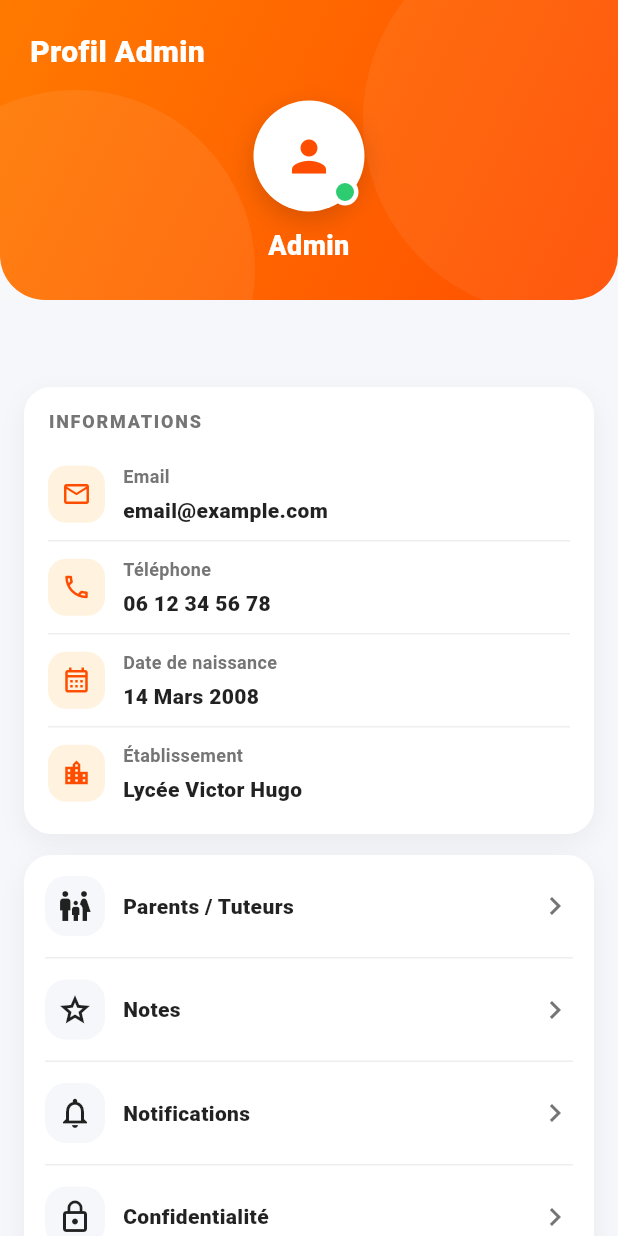
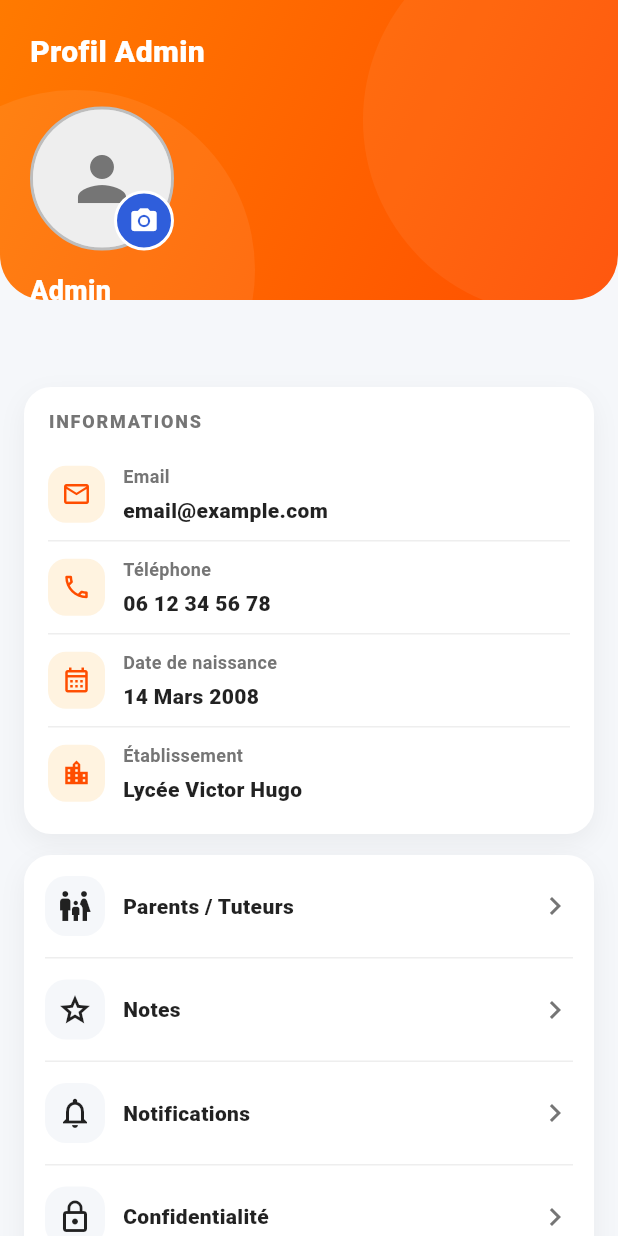
Before and after one commit to MaramYahyaoui/ProjetFlutter, a Flutter app: the AdminProfilePage screen opened directly, on a phone screen of 412 x 824 dp. Run offline on Flutter 3.47's test engine with Material 3 defaults, Android fonts, the phone set to English and light mode, and no system bars; our stand-ins replace cloud_firestore, equatable, file_picker, firebase_auth, firebase_core, pdf and 1 more; accounts and stored records are empty.

Commit message:
gerer image

```diff
--- a/lib/controllers/auth_controller.dart
+++ b/lib/controllers/auth_controller.dart
@@ -242,6 +242,11 @@ class AuthController extends ChangeNotifier {
     notifyListeners();
   }
 
+  /// Définit l'utilisateur connecté (public, utilise pour les mises à jour)
+  void setUser(User user) {
+    _setUser(user);
+  }
+
   /// Réinitialise l'état d'authentification
   void _clearAuthState() {
     _user = null;
--- a/lib/models/user_model.dart
+++ b/lib/models/user_model.dart
@@ -8,6 +8,7 @@ class User extends Equatable {
   final String? displayName;
   final String role; // eleve, enseignant, parent, admin
   final String? classe;
+  final String? photoPath; // Data URL de la photo de profil
   final DateTime? createdAt;
   final bool isEmailVerified;
   final bool isActive;
@@ -20,6 +21,7 @@ class User extends Equatable {
     this.displayName,
     required this.role,
     this.classe,
+    this.photoPath,
     this.createdAt,
     this.isEmailVerified = false,
     this.isActive = true,
@@ -49,6 +51,7 @@ class User extends Equatable {
           (data['name'] as String?)?.trim(),
       role: data['role'] as String? ?? 'eleve',
       classe: (data['classe'] ?? data['class'])?.toString().trim(),
+      photoPath: (data['photoPath'] as String?)?.trim(),
       createdAt: (data['createdAt'] as dynamic)?.toDate(),
       isEmailVerified: data['isEmailVerified'] as bool? ?? false,
       isActive: data['isActive'] as bool? ?? true,
@@ -64,6 +67,7 @@ class User extends Equatable {
       'displayName': displayName,
       'role': role,
       'classe': classe,
+      'photoPath': photoPath,
       'createdAt': createdAt,
       'isEmailVerified': isEmailVerified,
       'isActive': isActive,
@@ -79,6 +83,7 @@ class User extends Equatable {
     String? displayName,
     String? role,
     String? classe,
+    String? photoPath,
     DateTime? createdAt,
     bool? isEmailVerified,
     bool? isActive,
@@ -91,6 +96,7 @@ class User extends Equatable {
       displayName: displayName ?? this.displayName,
       role: role ?? this.role,
       classe: classe ?? this.classe,
+      photoPath: photoPath ?? this.photoPath,
       createdAt: createdAt ?? this.createdAt,
       isEmailVerified: isEmailVerified ?? this.isEmailVerified,
       isActive: isActive ?? this.isActive,
@@ -106,6 +112,7 @@ class User extends Equatable {
         displayName,
         role,
         classe,
+        photoPath,
         createdAt,
         isEmailVerified,
         isActive,
--- a/lib/presentation/pages/admin/admin_profile_page.dart
+++ b/lib/presentation/pages/admin/admin_profile_page.dart
@@ -3,6 +3,8 @@ import 'package:flutter/material.dart';
 import 'package:provider/provider.dart';
 
 import '../../../../controllers/auth_controller.dart';
+import '../../../../core/services/firebase_service.dart';
+import '../../widgets/user_profile_image_picker.dart';
 import 'notes/admin_notes_page.dart';
 import 'parents/admin_parents_page.dart';
 
@@ -21,6 +23,42 @@ class AdminProfilePage extends StatelessWidget {
         );
       }
     }
+  }
+
+  Widget _buildProfileImagePicker(BuildContext context) {
+    final authController = context.read<AuthController>();
+    final firebaseService = FirebaseService();
+    final user = authController.user;
+
+    return UserProfileImagePicker(
+      initialPhotoDataUrl: user?.photoPath,
+      onImagePicked: (dataUrl) async {
+        if (user == null) return;
+        try {
+          await firebaseService.updateUserProfilePhoto(user.id, dataUrl);
+          final updatedUser = user.copyWith(photoPath: dataUrl);
+          authController.setUser(updatedUser);
+          if (context.mounted) {
+            ScaffoldMessenger.of(context).showSnackBar(
+              const SnackBar(
+                content: Text('Photo de profil mise à jour'),
+                backgroundColor: Colors.green,
+              ),
+            );
+          }
+        } catch (e) {
+          if (context.mounted) {
+            ScaffoldMessenger.of(context).showSnackBar(
+              SnackBar(
+                content: Text('Erreur lors de la mise à jour: $e'),
+                backgroundColor: Colors.red,
+              ),
+            );
+          }
+        }
+      },
+      size: 96,
+    );
   }
 
   @override
@@ -95,59 +133,9 @@ class AdminProfilePage extends StatelessWidget {
                                     fontWeight: FontWeight.w800,
                                   ),
                                 ),
-                                const SizedBox(height: 18),
-                                Center(
-                                  child: Column(
-                                    children: [
-                                      Stack(
-                                        clipBehavior: Clip.none,
-                                        children: [
-                                          Container(
-                                            width: 74,
-                                            height: 74,
-                                            decoration: BoxDecoration(
-                                              color: Colors.white,
-                                              shape: BoxShape.circle,
-                                              boxShadow: [
-                                                BoxShadow(
-                                                  color: Colors.black
-                                                      .withOpacity(0.16),
-                                                  blurRadius: 14,
-                                                  offset: const Offset(0, 6),
-                                                ),
-                                              ],
-                                            ),
-                                            child: const Center(
-                                              child: CircleAvatar(
-                                                radius: 32,
-                                                backgroundColor: Colors.white,
-                                                child: Icon(
-                                                  Icons.person,
-                                                  size: 34,
-                                                  color: Color(0xFFFF4D00),
-                                                ),
-                                              ),
-                                            ),
-                                          ),
-                                          Positioned(
-                                            right: 4,
-                                            bottom: 4,
-                                            child: Container(
-                                              width: 18,
-                                              height: 18,
-                                              decoration: BoxDecoration(
-                                                color: const Color(0xFF2ECC71),
-                                                shape: BoxShape.circle,
-                                                border: Border.all(
-                                                  color: Colors.white,
-                                                  width: 3,
-                                                ),
-                                              ),
-                                            ),
-                                          ),
-                                        ],
-                                      ),
-                                      const SizedBox(height: 10),
+                                const SizedBox(height: 22),
+                                _buildProfileImagePicker(context),
+                                const SizedBox(height: 14),
                                 Text(
                                   userName,
                                   textAlign: TextAlign.center,
@@ -155,9 +143,6 @@ class AdminProfilePage extends StatelessWidget {
                                     color: Colors.white,
                                     fontSize: 18,
                                     fontWeight: FontWeight.w800,
-                                        ),
-                                      ),
-                                    ],
                                   ),
                                 ),
                               ],
--- /dev/null
+++ b/lib/presentation/widgets/user_profile_image_picker.dart
@@ -0,0 +1,130 @@
+import 'package:flutter/material.dart';
+import '../../../core/services/image_service.dart';
+
+/// Widget pour permettre à l'utilisateur de choisir et prévisualiser une image
+/// Stockable en tant que data URL
+class UserProfileImagePicker extends StatefulWidget {
+  final String? initialPhotoDataUrl;
+  final Function(String dataUrl)? onImagePicked;
+  final double size;
+  final bool readOnly;
+
+  const UserProfileImagePicker({
+    super.key,
+    this.initialPhotoDataUrl,
+    this.onImagePicked,
+    this.size = 120,
+    this.readOnly = false,
+  });
+
+  @override
+  State<UserProfileImagePicker> createState() => _UserProfileImagePickerState();
+}
+
+class _UserProfileImagePickerState extends State<UserProfileImagePicker> {
+  late String? _currentPhotoDataUrl;
+  bool _isLoading = false;
+
+  @override
+  void initState() {
+    super.initState();
+    _currentPhotoDataUrl = widget.initialPhotoDataUrl;
+  }
+
+  Future<void> _pickImage() async {
+    setState(() => _isLoading = true);
+
+    try {
+      final dataUrl = await ImageService.pickAndConvertToDataUrl();
+      if (dataUrl != null && mounted) {
+        setState(() {
+          _currentPhotoDataUrl = dataUrl;
+        });
+        widget.onImagePicked?.call(dataUrl);
+      }
+    } finally {
+      if (mounted) {
+        setState(() => _isLoading = false);
+      }
+    }
+  }
+
+  @override
+  Widget build(BuildContext context) {
+    return GestureDetector(
+      onTap: widget.readOnly ? null : _pickImage,
+      child: Stack(
+        children: [
+          // Image ou Avatar par défaut
+          Container(
+            width: widget.size,
+            height: widget.size,
+            decoration: BoxDecoration(
+              shape: BoxShape.circle,
+              color: Colors.grey[300],
+              border: Border.all(
+                color: Colors.grey[400]!,
+                width: 2,
+              ),
+            ),
+            child: _buildImage(),
+          ),
+
+          // Bouton d'édition (si pas readonly)
+          if (!widget.readOnly)
+            Positioned(
+              bottom: 0,
+              right: 0,
+              child: Container(
+                width: 40,
+                height: 40,
+                decoration: BoxDecoration(
+                  shape: BoxShape.circle,
+                  color: const Color(0xFF2F5EDB),
+                  border: Border.all(color: Colors.white, width: 2),
+                ),
+                child: _isLoading
+                    ? const SizedBox(
+                        width: 20,
+                        height: 20,
+                        child: CircularProgressIndicator(
+                          strokeWidth: 2,
+                          valueColor: AlwaysStoppedAnimation<Color>(Colors.white),
+                        ),
+                      )
+                    : const Icon(
+                        Icons.camera_alt,
+                        color: Colors.white,
+                        size: 20,
+                      ),
+              ),
+            ),
+        ],
+      ),
+    );
+  }
+
+  Widget _buildImage() {
+    // Si y a une image data URL, l'afficher
+    if (_currentPhotoDataUrl != null && _currentPhotoDataUrl!.isNotEmpty) {
+      return ClipOval(
+        child: ImageService.imageWidgetFromDataUrl(
+          _currentPhotoDataUrl!,
+          fit: BoxFit.cover,
+        ),
+      );
+    }
+
+    // Sinon, afficher une icône par défaut
+    return ClipOval(
+      child: Container(
+        color: Colors.grey[200],
+        child: Icon(
+          Icons.person,
+          size: widget.size * 0.5,
+          color: Colors.grey[600],
+        ),
+      ),
+    );
+  }
+}
```
Also changed, not shown: lib/core/services/firebase_service.dart (+15 -0 lines), lib/core/services/image_service.dart (added, +188 -0 lines), lib/presentation/pages/admin/users/users_page.dart (+14 -0 lines), lib/presentation/pages/auth/edit_profile_page.dart (added, +177 -0 lines), lib/presentation/pages/student/screens/profile_page.dart (+44 -48 lines). Lines whose indentation alone changed are shown as unchanged.
